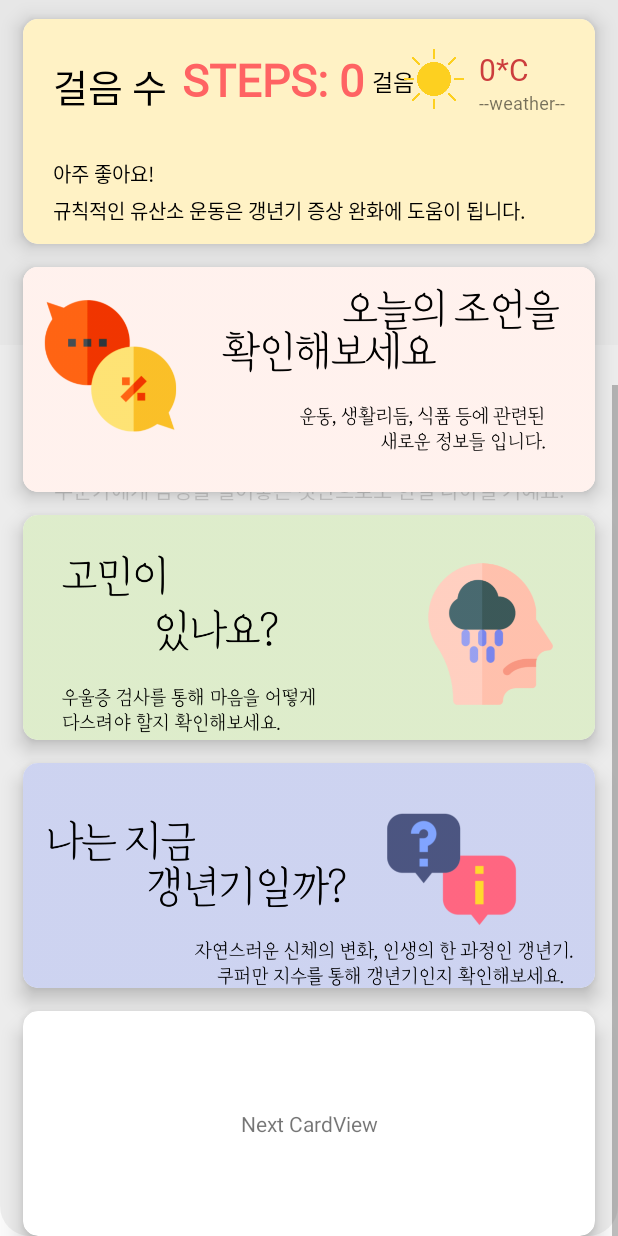
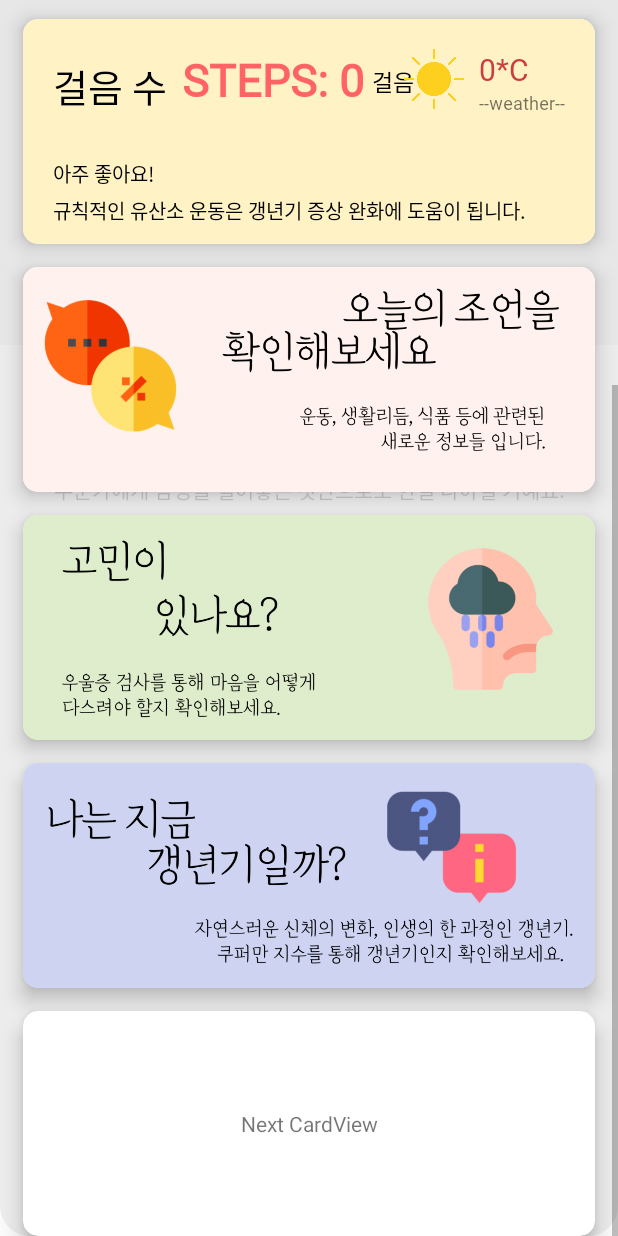
Before and after one commit to Midstart/Midstart_repo, an Android app: the MainActivity screen opened directly, with no data from a screen before it, scrolled down 373 dp, on a phone screen of 412 x 824 dp. Run offline under Robolectric (Android 15) with nearby library versions, the phone set to English and light mode, and no system bars; our stand-ins replace Firebase (no records; nobody signed in at launch, a user with empty details on screens opened directly); libraries missing offline, so code that uses them is left out: com.loopj.android; 1 statement that could not run was skipped.

Commit message:
메인 카드뷰 위치

```diff
--- a/app/src/main/res/layout/activity_main.xml
+++ b/app/src/main/res/layout/activity_main.xml
@@ -291,6 +291,7 @@
                         android:layout_height="200dp"
                         android:scaleType="centerCrop"
                         android:src="@drawable/thumbnail02"
+                        android:paddingBottom="20dp"
                         tools:ignore="MissingConstraints"></ImageView>
 
                 </androidx.cardview.widget.CardView>
@@ -316,7 +317,7 @@
                         android:scaleType="centerCrop"
                         android:src="@drawable/thumbnail04"
                         android:layout_marginBottom="60dp"
-
+                        android:paddingBottom="30dp"
                         tools:ignore="MissingConstraints"></ImageView>
 
                 </androidx.cardview.widget.CardView>
```
